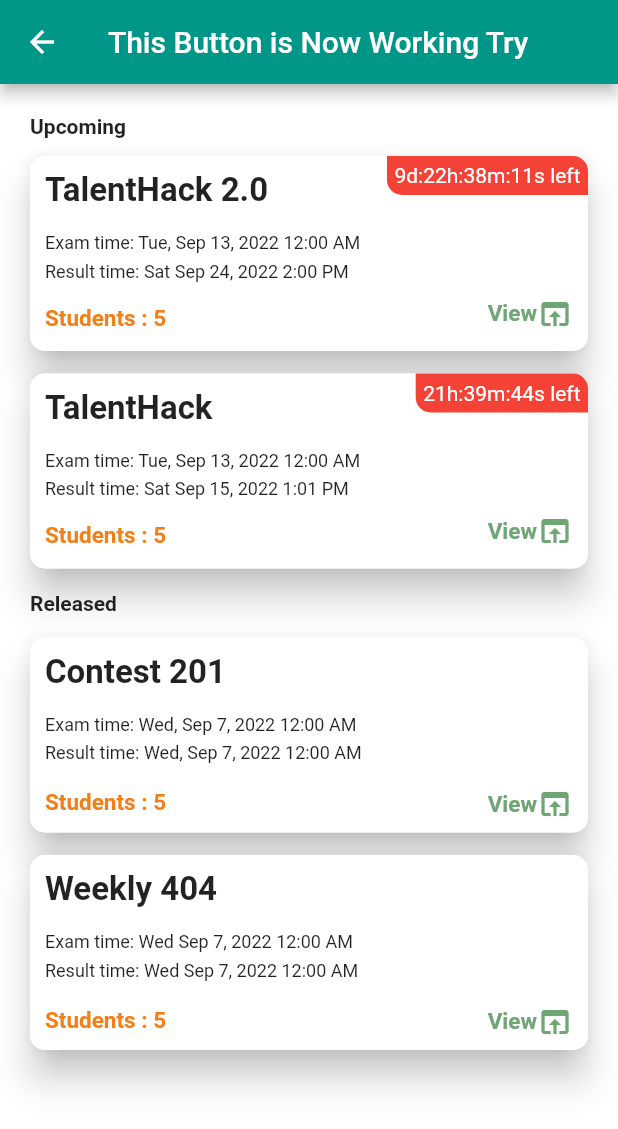
After one commit to anshra1/team, a Flutter app: the screen it shows after launch, in the side drawer, after a tap on "Ansh Workspace", on a phone screen of 412 x 824 dp. The commit adds this screen. Shown: the top 1129 px of the screen. Run offline on Flutter 3.47's test engine with Material 2 defaults, Android fonts, the phone set to English and light mode, and no system bars.

Commit message:
project initial commit

```diff
--- /dev/null
+++ b/lib/ansh_workspace.dart
@@ -0,0 +1,307 @@
+import 'package:flutter/material.dart';
+import 'package:team_colab/main.dart';
+
+class AnshWorkSpace extends StatelessWidget {
+  const AnshWorkSpace({Key? key}) : super(key: key);
+
+  @override
+  Widget build(BuildContext context) {
+    return MaterialApp(
+      home: Scaffold(
+        appBar: AppBar(
+          title: const Text('This Button is Now Working Try'),
+          leading: GestureDetector(child: Icon(Icons.arrow_back),
+          onTap: (){
+            Navigator.push(
+              context,
+              MaterialPageRoute(builder: (context) => const MyApp()),
+            );
+          },),
+          backgroundColor: Colors.teal.shade500,
+        ),
+        backgroundColor: Colors.white,
+        body: Container(
+            width: double.infinity,
+            margin: EdgeInsets.all(20),
+            child: Column(
+              mainAxisAlignment: MainAxisAlignment.start,
+              crossAxisAlignment: CrossAxisAlignment.start,
+              children: [
+                Text(
+                  'Upcoming',
+                  style: TextStyle(fontWeight: FontWeight.bold),
+                ),
+                SizedBox(
+                  height: 12,
+                ),
+                CardWidget(
+                  main_title: 'TalentHack 2.0',
+                  exam_time: 'Tue, Sep 13, 2022 12:00 AM',
+                  result_time: 'Sat Sep 24, 2022 2:00 PM',
+                  no_of_students: '5',
+                  time_left: '9d:22h:38m:11s left',
+                ),
+                SizedBox(
+                  height: 15,
+                ),
+                CardWidget(
+                  main_title: 'TalentHack',
+                  exam_time: 'Tue, Sep 13, 2022 12:00 AM',
+                  result_time: 'Sat Sep 15, 2022 1:01 PM',
+                  no_of_students: '5',
+                  time_left: '21h:39m:44s left',
+                ),
+                SizedBox(
+                  height: 15,
+                ),
+                Text(
+                  'Released',
+                  style: TextStyle(fontWeight: FontWeight.bold),
+                ),
+                SizedBox(
+                  height: 15,
+                ),
+                CardWidget2(
+                  main_title: 'Contest 201',
+                  exam_time: 'Wed, Sep 7, 2022 12:00 AM',
+                  result_time: 'Thu, Sep 15, 2022 1:01 PM',
+                  no_of_students: '5',
+                  time_left: '21h:39m:44s left',
+                ),
+                SizedBox(
+                  height: 15,
+                ),
+                CardWidget2(
+                  main_title: 'Weekly 404',
+                  exam_time: 'Wed Sep 7, 2022 12:00 AM',
+                  result_time: 'Thu, Sep 8, 2022 3:23 AM',
+                  no_of_students: '5',
+                  time_left: '21h:39m:44s left',
+                ),
+              ],
+            )),
+      ),
+    );
+  }
+}
+
+class CardWidget extends StatelessWidget {
+  CardWidget(
+      {required this.main_title,
+      required this.exam_time,
+      required this.result_time,
+      required this.no_of_students,
+      required this.time_left});
+
+  String main_title;
+  String exam_time = '';
+  String result_time = '';
+  String no_of_students = '';
+  String time_left = '';
+
+  @override
+  Widget build(BuildContext context) {
+    return Material(
+      elevation: 10,
+      borderRadius: BorderRadius.all(Radius.circular(10)),
+      child: Container(
+        width: double.infinity,
+        height: 130,
+        decoration: const BoxDecoration(
+          color: Colors.white,
+          borderRadius: BorderRadius.only(
+              topLeft: Radius.circular(10),
+              topRight: Radius.circular(10),
+              bottomLeft: Radius.circular(10),
+              bottomRight: Radius.circular(10)),
+        ),
+        child: Column(
+          crossAxisAlignment: CrossAxisAlignment.start,
+          children: [
+            Row(
+              crossAxisAlignment: CrossAxisAlignment.start,
+              children: [
+                Expanded(
+                  child: Padding(
+                    padding: EdgeInsets.only(left: 10, top: 10.0, bottom: 15),
+                    child: Text(
+                      main_title,
+                      style:
+                          TextStyle(fontSize: 22, fontWeight: FontWeight.bold),
+                    ),
+                  ),
+                ),
+                Container(
+                  decoration: const BoxDecoration(
+                    color: Colors.red,
+                    borderRadius: BorderRadius.only(
+                      topRight: Radius.circular(10),
+                      bottomLeft: Radius.circular(10),
+                    ),
+                  ),
+                  child: Padding(
+                    padding: EdgeInsets.all(5),
+                    child: Text(
+                      time_left,
+                      style: TextStyle(
+                          backgroundColor: Colors.red, color: Colors.white),
+                    ),
+                  ),
+                )
+              ],
+            ),
+            Padding(
+              padding: EdgeInsets.only(left: 10),
+              child: Text(
+                'Exam time: $exam_time',
+                style: TextStyle(fontSize: 12),
+              ),
+            ),
+            Padding(
+                padding: EdgeInsets.only(left: 10, top: 5),
+                child: Text(
+                  'Result time: $result_time',
+                  style: TextStyle(fontSize: 12),
+                )),
+            SizedBox(
+              height: 5,
+            ),
+            Row(
+              children: [
+                Expanded(
+                  child: Padding(
+                    padding:
+                        const EdgeInsets.only(left: 10, top: 10.0, bottom: 4),
+                    child: Text(
+                      'Students : $no_of_students',
+                      style: TextStyle(
+                          fontWeight: FontWeight.bold,
+                          fontSize: 15,
+                          color: Colors.yellow.shade900),
+                    ),
+                  ),
+                ),
+                Text(
+                  'View',
+                  style: TextStyle(
+                    fontWeight: FontWeight.bold,
+                    fontSize: 15,
+                    color: Color(0xFF70a675),
+                  ),
+                ),
+                Padding(
+                  padding: const EdgeInsets.only(right: 10.0),
+                  child: Icon(
+                    Icons.open_in_browser,
+                    color: Color(0xFF70a675),
+                  ),
+                )
+              ],
+            ),
+          ],
+        ),
+      ),
+    );
+  }
+}
+
+class CardWidget2 extends StatelessWidget {
+  CardWidget2(
+      {required this.main_title,
+      required this.exam_time,
+      required this.result_time,
+      required this.no_of_students,
+      required this.time_left});
+
+  String main_title;
+  String exam_time = '';
+  String result_time = '';
+  String no_of_students = '';
+  String time_left = '';
+
+  @override
+  Widget build(BuildContext context) {
+    return Material(
+      elevation: 10,
+      borderRadius: BorderRadius.all(Radius.circular(10)),
+      child: Container(
+        width: double.infinity,
+        height: 130,
+        decoration: const BoxDecoration(
+          color: Colors.white,
+          borderRadius: BorderRadius.only(
+              topLeft: Radius.circular(10),
+              topRight: Radius.circular(10),
+              bottomLeft: Radius.circular(10),
+              bottomRight: Radius.circular(10)),
+        ),
+        child: Column(
+          crossAxisAlignment: CrossAxisAlignment.start,
+          children: [
+            Row(
+              crossAxisAlignment: CrossAxisAlignment.start,
+              children: [
+                Expanded(
+                  child: Padding(
+                    padding: EdgeInsets.only(left: 10, top: 10.0, bottom: 15),
+                    child: Text(
+                      main_title,
+                      style:
+                          TextStyle(fontSize: 22, fontWeight: FontWeight.bold),
+                    ),
+                  ),
+                ),
+              ],
+            ),
+            Padding(
+                padding: EdgeInsets.only(left: 10),
+                child: Text(
+                  'Exam time: $exam_time',
+                  style: TextStyle(fontSize: 12),
+                )),
+            Padding(
+                padding: EdgeInsets.only(left: 10, top: 5),
+                child: Text(
+                  'Result time: $exam_time',
+                  style: TextStyle(fontSize: 12),
+                )),
+            SizedBox(
+              height: 15,
+            ),
+            Row(
+              children: [
+                Expanded(
+                  child: Padding(
+                    padding: const EdgeInsets.only(left: 10.0, bottom: 2),
+                    child: Text(
+                      'Students : $no_of_students',
+                      style: TextStyle(
+                          fontWeight: FontWeight.bold,
+                          fontSize: 15,
+                          color: Colors.yellow.shade900),
+                    ),
+                  ),
+                ),
+                Text(
+                  'View',
+                  style: TextStyle(
+                    fontWeight: FontWeight.bold,
+                    fontSize: 15,
+                    color: Color(0xFF70a675),
+                  ),
+                ),
+                Padding(
+                  padding: const EdgeInsets.only(right: 10.0),
+                  child: Icon(
+                    Icons.open_in_browser,
+                    color: Color(0xFF70a675),
+                  ),
+                )
+              ],
+            ),
+          ],
+        ),
+      ),
+    );
+  }
+}
--- a/lib/main.dart
+++ b/lib/main.dart
@@ -1,6 +1,7 @@
-import 'dart:html';
+
 
 import 'package:flutter/material.dart';
+import 'package:team_colab/ansh_workspace.dart';
 import 'package:url_launcher/url_launcher.dart';
 
 // Project repo Url
@@ -67,16 +68,13 @@ class _MyHomePageState extends State<MyHomePage> {
                   ScaffoldMessenger.of(context).showSnackBar(snackBar);
                 }),
             ListTile(
-                title: const Text("2nd_name_work",
+                title: const Text("Ansh Workspace",
                     style: TextStyle(fontWeight: FontWeight.w600)),
                 onTap: () {
-                  Navigator.pop(context);
-                  const snackBar = SnackBar(
-                    content: Text("Make your work page by creating a branch !"),
-                    action: SnackBarAction(
-                        label: 'Create now', onPressed: _launchUrl),
+                  Navigator.push(
+                    context,
+                    MaterialPageRoute(builder: (context) => const AnshWorkSpace()),
                   );
-                  ScaffoldMessenger.of(context).showSnackBar(snackBar);
                 }),
             ListTile(
                 title: const Text("3rd_name_work",
```
